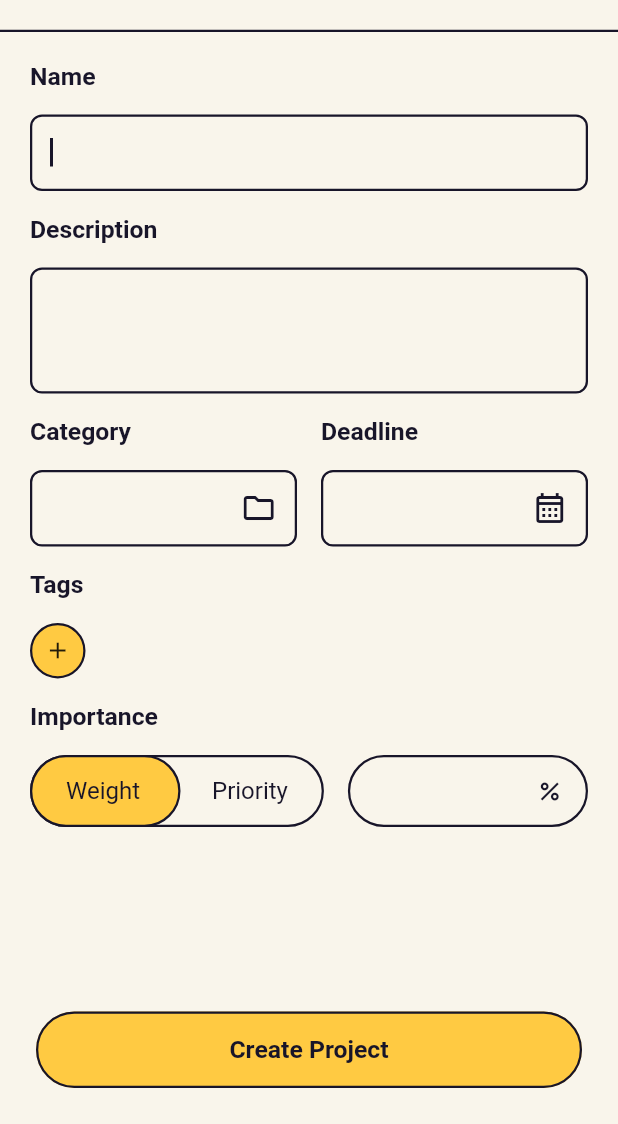
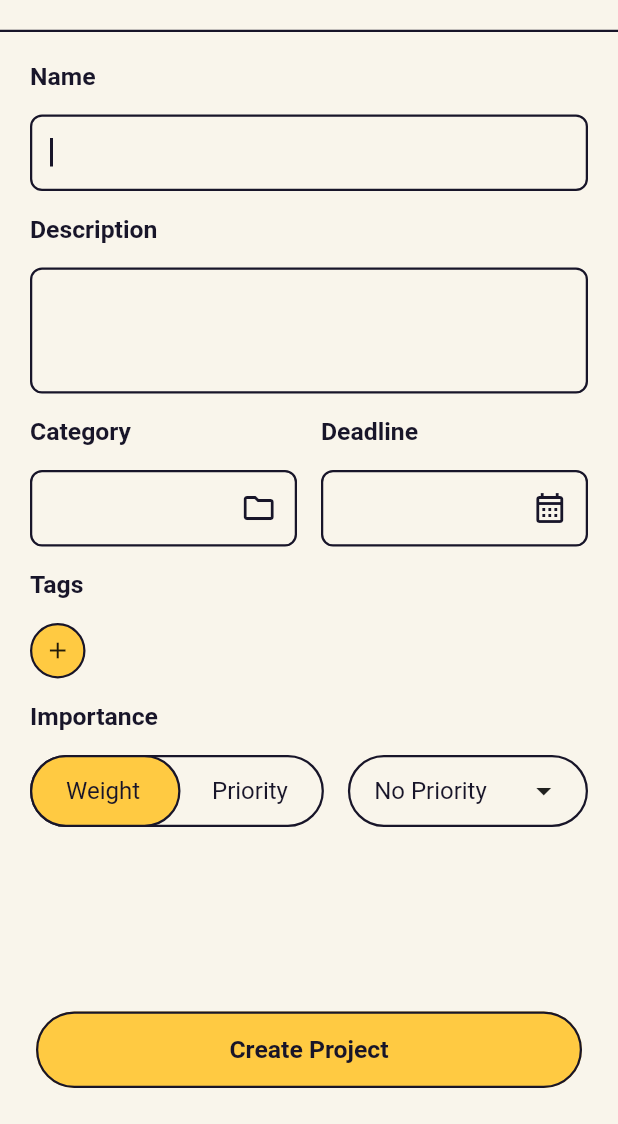
Before and after one commit to strandedorca/project_management, a Flutter app: the screen it shows after launch, on a phone screen of 412 x 824 dp, the part 112-1236 px from its top. Run offline on Flutter 3.47's test engine with Material 3 defaults, Android fonts, the light colour scheme and no system bars; accounts and stored records are empty.

Commit message:
Add priority drop down overlay - working but hidden when overflow

```diff
--- a/project_manager/lib/components/customDropdown.dart
+++ b/project_manager/lib/components/customDropdown.dart
@@ -1,4 +1,6 @@
 import 'package:flutter/material.dart';
+import 'package:project_manager/components/paddedRoundedBorderedBox.dart';
+import 'package:project_manager/themes/dimens.dart';
 
 class Option {
   final String id;
@@ -22,8 +24,111 @@ class CustomDropdown extends StatefulWidget {
 }
 
 class _CustomDropdownState extends State<CustomDropdown> {
+  late String _selectedOptionId;
+  late String _selectedOptionLabel;
+  OverlayEntry? _overlayEntry;
+  final LayerLink priorityDropdownLayerLink = LayerLink();
+  final GlobalKey _priorityTargetKey = GlobalKey();
+
+  @override
+  void initState() {
+    super.initState();
+    _selectedOptionId = widget.defaultOptionId;
+    _selectedOptionLabel = widget.options
+        .firstWhere((e) => e.id == _selectedOptionId)
+        .label;
+  }
+
+  void _onTap() {
+    // setState(() => _isOptionsSheetOpen = true);
+    _showOverlay();
+  }
+
+  void _showOverlay() {
+    final renderBox =
+        _priorityTargetKey.currentContext!.findRenderObject() as RenderBox;
+    final size = renderBox.size;
+
+    _overlayEntry = OverlayEntry(
+      builder: (context) => Stack(
+        children: [
+          // Add a transparent overlay to close the dropdown when tapping anywhere outside the dropdown
+          Positioned.fill(
+            child: GestureDetector(
+              behavior: HitTestBehavior.opaque,
+              onTap: _closeDropdown,
+            ),
+          ),
+          Positioned(
+            width: size.width,
+            child: CompositedTransformFollower(
+              link: priorityDropdownLayerLink,
+              child: Material(
+                child: Column(
+                  mainAxisSize: MainAxisSize.min,
+                  children: [
+                    ...widget.options.map(
+                      (e) => SizedBox(
+                        height: size.height,
+                        child: Container(
+                          padding: EdgeInsets.symmetric(
+                            horizontal: AppDimens.paddingMedium,
+                          ),
+                          child: InkWell(
+                            onTap: () {
+                              setState(() {
+                                _selectedOptionId = e.id;
+                                _selectedOptionLabel = e.label;
+                              });
+                              _closeDropdown();
+                            },
+                            child: Row(
+                              children: [
+                                Expanded(child: Text(e.label)),
+                                if (e.id == _selectedOptionId)
+                                  const Icon(Icons.check),
+                              ],
+                            ),
+                          ),
+                        ),
+                      ),
+                    ),
+                  ],
+                ),
+              ),
+            ),
+          ),
+        ],
+      ),
+    );
+    Overlay.of(context).insert(_overlayEntry!);
+  }
+
+  void _closeDropdown() {
+    _overlayEntry?.remove();
+    _overlayEntry = null;
+  }
+
   @override
   Widget build(BuildContext context) {
-    return Text(widget.defaultOptionId);
+    return InkWell(
+      onTap: _onTap,
+      key: _priorityTargetKey,
+      child: CompositedTransformTarget(
+        link: priorityDropdownLayerLink,
+        child: PaddedRoundedBorderedBox(
+          padding: EdgeInsets.symmetric(horizontal: AppDimens.paddingMedium),
+          borderRadius:
+              999, //should i let this totally rounded or square rounded?
+          child: Row(
+            mainAxisAlignment: MainAxisAlignment.spaceBetween,
+            children: [
+              Expanded(child: Text(_selectedOptionLabel)),
+              Icon(Icons.arrow_drop_down),
+            ],
+          ),
+        ),
+      ),
+    );
   }
 }
--- /dev/null
+++ b/project_manager/lib/components/paddedRoundedBorderedBox.dart
@@ -0,0 +1,25 @@
+import 'package:flutter/material.dart';
+import 'package:project_manager/themes/decorations.dart';
+import 'package:project_manager/themes/dimens.dart';
+
+class PaddedRoundedBorderedBox extends StatelessWidget {
+  const PaddedRoundedBorderedBox({
+    super.key,
+    this.padding,
+    this.borderRadius = AppDimens.borderRadiusSmall,
+    required this.child,
+  });
+
+  final EdgeInsets? padding;
+  final double borderRadius;
+  final Widget child;
+
+  @override
+  Widget build(BuildContext context) {
+    return Container(
+      decoration: AppDecorations.roundedBorderedBox(context, borderRadius),
+      padding: padding ?? EdgeInsets.all(AppDimens.paddingMedium),
+      child: child,
+    );
+  }
+}
--- a/project_manager/lib/models/priority_level.dart
+++ b/project_manager/lib/models/priority_level.dart
@@ -1,8 +1,8 @@
 enum PriorityLevel {
-  non('0', 'No Priority'),
-  low('1', 'Low Priority'),
-  medium('2', 'Medium Priority'),
-  high('3', 'High Priority');
+  no('0', 'No Priority'),
+  low('1', 'Low'),
+  medium('2', 'Medium'),
+  high('3', 'High');
 
   final String id;
   final String label;
--- a/project_manager/lib/pages/create_project/projectCreationForm.dart
+++ b/project_manager/lib/pages/create_project/projectCreationForm.dart
@@ -5,13 +5,13 @@ import 'package:project_manager/components/categoryPickerFormField.dart';
 import 'package:project_manager/components/customDropdown.dart';
 import 'package:project_manager/components/datePickerFormField.dart';
 import 'package:project_manager/components/optionSwitcher.dart';
+import 'package:project_manager/components/paddedRoundedBorderedBox.dart';
 import 'package:project_manager/components/tagPicker.dart';
 import 'package:project_manager/models/category.dart';
 import 'package:project_manager/models/importance_mode.dart';
 import 'package:project_manager/models/priority_level.dart';
 import 'package:project_manager/models/tag.dart';
 import 'package:project_manager/pages/create_project/projectCreationFormField.dart';
-import 'package:project_manager/themes/decorations.dart';
 import 'package:project_manager/themes/dimens.dart';
 
 class ProjectCreationForm extends StatefulWidget {
@@ -29,7 +29,8 @@ class _ProjectCreationFormState extends State<ProjectCreationForm> {
   DateTime? _selectedDate;
   late List<Tag> _allTags;
   List<String> _selectedTagIds = [];
-  ImportanceMode _importanceMode = ImportanceMode.weight;
+  // ImportanceMode _importanceMode = ImportanceMode.weight;
+  ImportanceMode _importanceMode = ImportanceMode.priority;
   String? _selectedPriority;
 
   @override
@@ -174,15 +175,14 @@ class _ProjectCreationFormState extends State<ProjectCreationForm> {
 
                   const SizedBox(width: AppDimens.spacingMedium),
                   Expanded(
+                    // TODO:retain the value of the weight/priority when the importance mode is changed
                     child: _importanceMode == ImportanceMode.weight
-                        ? Container(
+                        ? PaddedRoundedBorderedBox(
                             padding: EdgeInsets.only(
                               left: AppDimens.paddingMedium,
                             ),
-                            decoration: AppDecorations.roundedBorderedBox(
-                              context,
-                              999,
-                            ),
+                            borderRadius:
+                                999, //should i let this totally rounded or square rounded?
                             child: BorderlessTextFormField(
                               controller: _weightController,
                               maxLines: 1,
@@ -195,7 +195,7 @@ class _ProjectCreationFormState extends State<ProjectCreationForm> {
                           )
                         : CustomDropdown(
                             defaultOptionId: PriorityLevel
-                                .non
+                                .no
                                 .id, // default option is no priority
                             options: PriorityLevel.values
                                 .map((e) => Option(id: e.id, label: e.label))
--- a/project_manager/lib/pages/create_project/projectcreation.dart
+++ b/project_manager/lib/pages/create_project/projectcreation.dart
@@ -43,6 +43,7 @@ class _ProjectCreationState extends State<ProjectCreation> {
           // Form
           body: Padding(
             padding: EdgeInsets.all(AppDimens.appPadding),
+            // Make the form scrollable
             child: SingleChildScrollView(
               child: ProjectCreationForm(formKey: _formKey),
             ),
--- a/project_manager/lib/themes/decorations.dart
+++ b/project_manager/lib/themes/decorations.dart
@@ -91,10 +91,7 @@ class AppDecorations {
 
   // Red debug containers
   static BoxDecoration redDebugBox() {
-    return BoxDecoration(
-      color: Colors.red,
-      borderRadius: BorderRadius.circular(AppDimens.borderRadiusSmall),
-    );
+    return BoxDecoration(color: Colors.red);
   }
 
   // Round icon frame decoration
```
